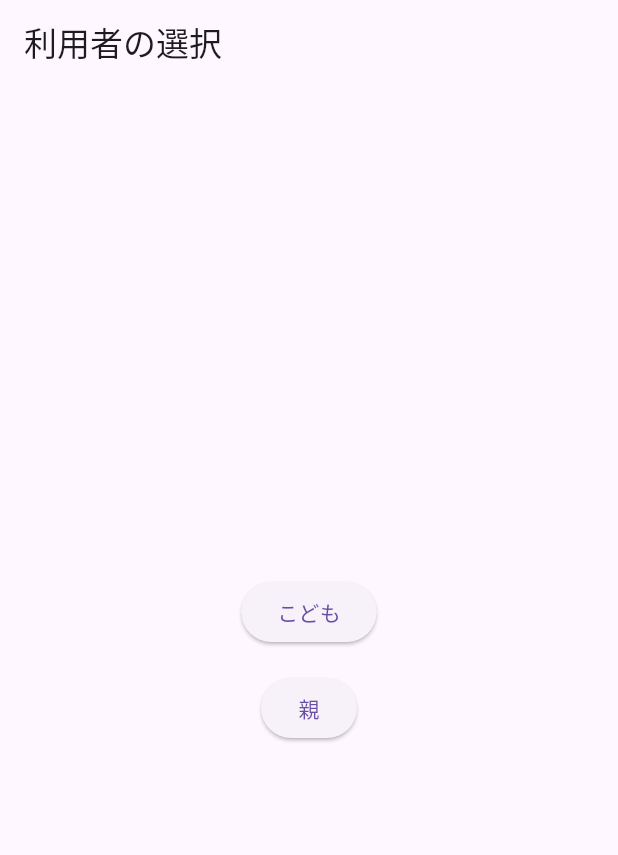
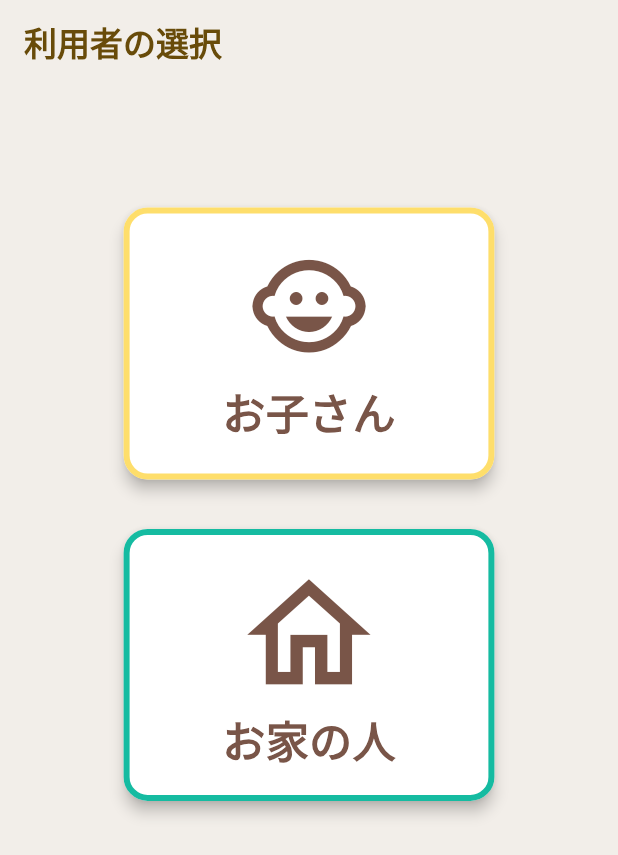
Before and after one commit to SolaIntegral/zenn-gcp-flutter, a Flutter app: the screen it shows after launch, on a phone screen of 412 x 824 dp. Shown: the top 855 px of the screen. Run offline on Flutter 3.47's test engine with Material 3 defaults, Android fonts, the phone set to English and light mode, and no system bars; our stand-ins replace cloud_firestore, firebase_core, shared_preferences; accounts and stored records are empty.

Commit message:
利用者選択画面UI作成&appbar戻るボタンの遷移修正

```diff
--- a/lib/main.dart
+++ b/lib/main.dart
@@ -24,7 +24,6 @@ void main() async {
     homeWidget = const RoleSelectionScreen();
   } else if (isRegistered == 'c_registered') {
     homeWidget = const CHomeScreen(
-
       //子供のおかえり画面
       // 登録済みのユーザー情報を取得
       userName: 'ゲスト',
@@ -49,7 +48,7 @@ class MyApp extends StatelessWidget {
   @override
   Widget build(BuildContext context) {
     return MaterialApp(
-      title: 'ユーザ選択アプリ',
+      title: '見守りアプリ',
       debugShowCheckedModeBanner: false,
       home: homeWidget,
       // ここで名前付きルートを定義
@@ -59,7 +58,6 @@ class MyApp extends StatelessWidget {
             const PHomeScreen(), // ここでは現在のホーム画面を再表示（必要に応じて適切な画面を指定）
         '/event': (context) => const PEventScreen(), // 例：親用イベント画面
       },
-
     );
   }
 }
--- a/lib/screens/auth/role_selection_screen.dart
+++ b/lib/screens/auth/role_selection_screen.dart
@@ -8,14 +8,24 @@ class RoleSelectionScreen extends StatelessWidget {
 
   @override
   Widget build(BuildContext context) {
+    final double screenWidth = MediaQuery.of(context).size.width;
+
     return Scaffold(
       appBar: AppBar(
-        title: const Text('利用者の選択'),
+        title: const Text(
+          '利用者の選択',
+          style: const TextStyle(
+              color: Color(0xFF684B09), fontWeight: FontWeight.w800),
+        ),
+        backgroundColor: Color(0xFFF2EEE9),
+        leading: null,
       ),
+      backgroundColor: Color(0xFFF2EEE9),
       body: Center(
         child: Column(
-          mainAxisAlignment: MainAxisAlignment.center,
+          // mainAxisAlignment: MainAxisAlignment.center,
           children: [
+            SizedBox(height: screenWidth * 0.2),
             ElevatedButton(
               onPressed: () {
                 // こどもを選択した場合 → こども用登録画面へ遷移
@@ -26,9 +36,37 @@ class RoleSelectionScreen extends StatelessWidget {
                   ),
                 );
               },
-              child: const Text("こども"),
+              style: ElevatedButton.styleFrom(
+                backgroundColor: Colors.white, // 背景を白に設定
+                fixedSize: Size(screenWidth * 0.6,
+                    screenWidth * 0.44), // 正方形のサイズ（例：100×100）
+                shape: RoundedRectangleBorder(
+                  borderRadius: BorderRadius.circular(16.0), // 角を丸く（例：16）
+                  side: const BorderSide(
+                      width: 4, color: Color(0xFFFEDE6B)), // 茶色のボーダー
+                ),
+                elevation: 4, // 必要に応じて影の設定（ここでは無くしています）
+              ),
+              child: Column(
+                mainAxisAlignment: MainAxisAlignment.center,
+                children: [
+                  Icon(
+                    Icons.child_care_outlined,
+                    color: Colors.brown,
+                    size: screenWidth * 0.2,
+                  ),
+                  const SizedBox(height: 8),
+                  Text(
+                    "お子さん",
+                    style: TextStyle(
+                        color: Colors.brown,
+                        fontWeight: FontWeight.bold,
+                        fontSize: screenWidth * 0.07),
+                  ),
+                ],
+              ),
             ),
-            const SizedBox(height: 16),
+            SizedBox(height: screenWidth * 0.08),
             ElevatedButton(
               onPressed: () {
                 // 親を選択した場合 → 親用登録画面へ遷移
@@ -39,7 +77,34 @@ class RoleSelectionScreen extends StatelessWidget {
                   ),
                 );
               },
-              child: const Text("親"),
+              style: ElevatedButton.styleFrom(
+                backgroundColor: Colors.white, // 背景を白に設定
+                fixedSize: Size(screenWidth * 0.6,
+                    screenWidth * 0.44), // 正方形のサイズ（例：100×100）
+                shape: RoundedRectangleBorder(
+                  borderRadius: BorderRadius.circular(16.0), // 角を丸く（例：16）
+                  side: const BorderSide(
+                      width: 4, color: Color(0xFF15BBA1)), // 茶色のボーダー
+                ),
+                elevation: 4, // 必要に応じて影の設定（ここでは無くしています）
+              ),
+              child: Column(
+                mainAxisAlignment: MainAxisAlignment.center,
+                children: [
+                  Icon(
+                    Icons.home_outlined,
+                    color: Colors.brown,
+                    size: screenWidth * 0.24,
+                  ),
+                  Text(
+                    "お家の人",
+                    style: TextStyle(
+                        color: Colors.brown,
+                        fontWeight: FontWeight.bold,
+                        fontSize: screenWidth * 0.07),
+                  ),
+                ],
+              ),
             ),
           ],
         ),
--- a/lib/screens/child/c_start_intro_screen.dart
+++ b/lib/screens/child/c_start_intro_screen.dart
@@ -1,4 +1,5 @@
 import 'package:flutter/material.dart';
+import 'package:flutter_app1/screens/auth/role_selection_screen.dart';
 import '../../widgets/custom_button.dart';
 import 'c_start_info_screen.dart'; // 追加
 
@@ -18,7 +19,12 @@ class CStartIntroScreen extends StatelessWidget {
         elevation: 0,
         leading: IconButton(
           icon: const Icon(Icons.arrow_back, color: Colors.brown, size: 30),
-          onPressed: () => Navigator.pop(context),
+          onPressed: () {
+            Navigator.push(
+              context,
+              MaterialPageRoute(builder: (context) => RoleSelectionScreen()),
+            );
+          },
         ),
       ),
       body: SafeArea(
--- a/lib/screens/parent/p_registration_screen1.dart
+++ b/lib/screens/parent/p_registration_screen1.dart
@@ -1,4 +1,5 @@
 import 'package:flutter/material.dart';
+import 'package:flutter_app1/screens/auth/role_selection_screen.dart';
 import 'package:flutter_app1/screens/parent/p_registration_screen_2.dart';
 
 class PRegisterScreen1 extends StatelessWidget {
@@ -6,13 +7,29 @@ class PRegisterScreen1 extends StatelessWidget {
 
   @override
   Widget build(BuildContext context) {
+    final screenHeight = MediaQuery.of(context).size.height;
+
     return Scaffold(
+      appBar: AppBar(
+        backgroundColor: Colors.transparent,
+        elevation: 0,
+        leading: IconButton(
+          icon: const Icon(Icons.arrow_back, color: Colors.brown, size: 30),
+          onPressed: () {
+            Navigator.push(
+              context,
+              MaterialPageRoute(builder: (context) => RoleSelectionScreen()),
+            );
+          },
+        ),
+      ),
       backgroundColor: const Color(0xFF15BBA1),
       body: Center(
         child: Padding(
-          padding: const EdgeInsets.all(40.0),
+          padding: EdgeInsets.symmetric(
+              horizontal: screenHeight * 0.06, vertical: screenHeight * 0.02),
           child: Column(
-            mainAxisAlignment: MainAxisAlignment.center,
+            // mainAxisAlignment: MainAxisAlignment.center,
             children: [
               const Text(
                 "こんにちは！",
@@ -30,9 +47,9 @@ class PRegisterScreen1 extends StatelessWidget {
                     fontSize: 20),
                 textAlign: TextAlign.center,
               ),
-              const SizedBox(height: 20), // 画像との間隔を調整
+              // const SizedBox(height: 20), // 画像との間隔を調整
               Image.asset("assets/chara2.png", fit: BoxFit.contain),
-              const SizedBox(height: 20), // ボタンとの間隔を調整
+              // const SizedBox(height: 20), // ボタンとの間隔を調整
               ElevatedButton(
                 onPressed: () {
                   Navigator.push(
```
